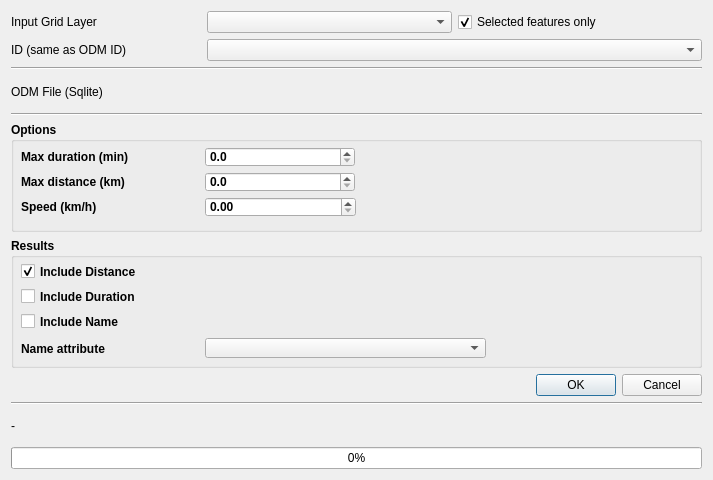
inphysica/DiscreteProximityFramework, file odm_reach_dialog_base.ui: the form before one commit.
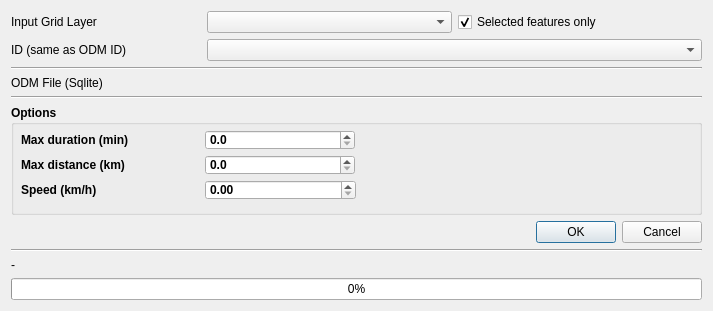
The form after the commit. Custom widgets are drawn as their Qt base class.

The edit to the form file:
```diff
--- a/odm_reach_dialog_base.ui
+++ b/odm_reach_dialog_base.ui
@@ -7,7 +7,7 @@
     <x>0</x>
     <y>0</y>
     <width>713</width>
-    <height>480</height>
+    <height>300</height>
    </rect>
   </property>
   <property name="windowTitle">
@@ -228,105 +228,6 @@
      </widget>
     </widget>
    </item>
-   <item>
-    <widget class="QgsCollapsibleGroupBox" name="mGroupBox">
-     <property name="sizePolicy">
-      <sizepolicy hsizetype="Preferred" vsizetype="Maximum">
-       <horstretch>0</horstretch>
-       <verstretch>0</verstretch>
-      </sizepolicy>
-     </property>
-     <property name="minimumSize">
-      <size>
-       <width>0</width>
-       <height>130</height>
-      </size>
-     </property>
-     <property name="font">
-      <font>
-       <weight>75</weight>
-       <bold>true</bold>
-      </font>
-     </property>
-     <property name="title">
-      <string>Results</string>
-     </property>
-     <widget class="QCheckBox" name="checkBox_ResultDistance">
-      <property name="geometry">
-       <rect>
-        <x>10</x>
-        <y>25</y>
-        <width>454</width>
-        <height>17</height>
-       </rect>
-      </property>
-      <property name="text">
-       <string>Include Distance</string>
-      </property>
-      <property name="checked">
-       <bool>true</bool>
-      </property>
-     </widget>
-     <widget class="QCheckBox" name="checkBox_ResultDuration">
-      <property name="geometry">
-       <rect>
-        <x>10</x>
-        <y>50</y>
-        <width>454</width>
-        <height>17</height>
-       </rect>
-      </property>
-      <property name="sizePolicy">
-       <sizepolicy hsizetype="Fixed" vsizetype="Fixed">
-        <horstretch>0</horstretch>
-        <verstretch>0</verstretch>
-       </sizepolicy>
-      </property>
-      <property name="text">
-       <string>Include Duration</string>
-      </property>
-     </widget>
-     <widget class="QCheckBox" name="checkBox_IncludeName">
-      <property name="geometry">
-       <rect>
-        <x>10</x>
-        <y>75</y>
-        <width>201</width>
-        <height>17</height>
-       </rect>
-      </property>
-      <property name="text">
-       <string>Include Name </string>
-      </property>
-      <property name="checked">
-       <bool>false</bool>
-      </property>
-     </widget>
-     <widget class="QLabel" name="label_4">
-      <property name="geometry">
-       <rect>
-        <x>10</x>
-        <y>100</y>
-        <width>184</width>
-        <height>21</height>
-       </rect>
-      </property>
-      <property name="text">
-       <string>Name attribute</string>
-      </property>
-     </widget>
-     <widget class="QgsFieldComboBox" name="nameSelector">
-      <property name="geometry">
-       <rect>
-        <x>194</x>
-        <y>100</y>
-        <width>281</width>
-        <height>20</height>
-       </rect>
-      </property>
-     </widget>
-    </widget>
-   </item>
    <item>
     <widget class="QDialogButtonBox" name="buttonBox">
      <property name="orientation">
```
